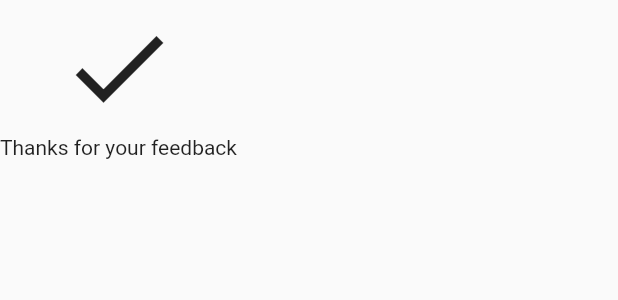
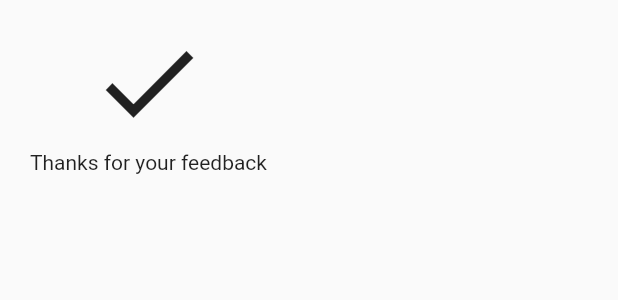
Before and after one commit to Applitom/flutter_net_promoter_score, a Flutter app: the NpsThankYouWidget widget shown alone on an empty page, opened directly, on a phone screen of 412 x 824 dp. Shown: the top 300 px of the screen. Run offline on Flutter 3.47's test engine with Material 2 defaults, Android fonts, the phone set to English and light mode, and no system bars; statements that could not run were skipped.

Commit message:
UI Improvments

```diff
--- a/lib/model/net_promoter_score_result.dart
+++ b/lib/model/net_promoter_score_result.dart
@@ -3,6 +3,6 @@ import 'package:flutter_net_promoter_score/model/promoter_type.dart';
 
 class NetPromoterScoreResult {
   int score;
-  String feedback;
+  String feedback = "";
   PromoterType promoterType = PromoterType.unknown;
 }
--- a/lib/widgets/nps_thank_you_widget.dart
+++ b/lib/widgets/nps_thank_you_widget.dart
@@ -8,15 +8,33 @@ class NpsThankYouWidget extends StatefulWidget {
 class NpsThankYouWidgetState extends State<NpsThankYouWidget> {
   @override
   Widget build(BuildContext context) {
-    return  Column(
-      mainAxisSize: MainAxisSize.min,
+    return Container(
+      child: Column(
+        mainAxisSize: MainAxisSize.min,
         children: <Widget>[
-          SizedBox(height: 5,),
-          Icon(Icons.done,size: 80,),
-          SizedBox(height: 5,),
+          SizedBox(
+            height: 5,
+          ),
+          Icon(
+            Icons.done,
+            size: 80,
+          ),
+          SizedBox(
+            height: 5,
+          ),
           Text("Thanks for your feedback"),
-          SizedBox(height: 10,),
+          SizedBox(
+            height: 10,
+          ),
         ],
+      ),
+      padding: const EdgeInsets.symmetric(
+        horizontal: 10,
+        vertical: 10,
+      ),
+      margin: const EdgeInsets.symmetric(
+        horizontal: 10,
+      ),
     );
   }
 }
```
Also changed, not shown: lib/flutter_net_promoter_score.dart (+16 -19 lines).
